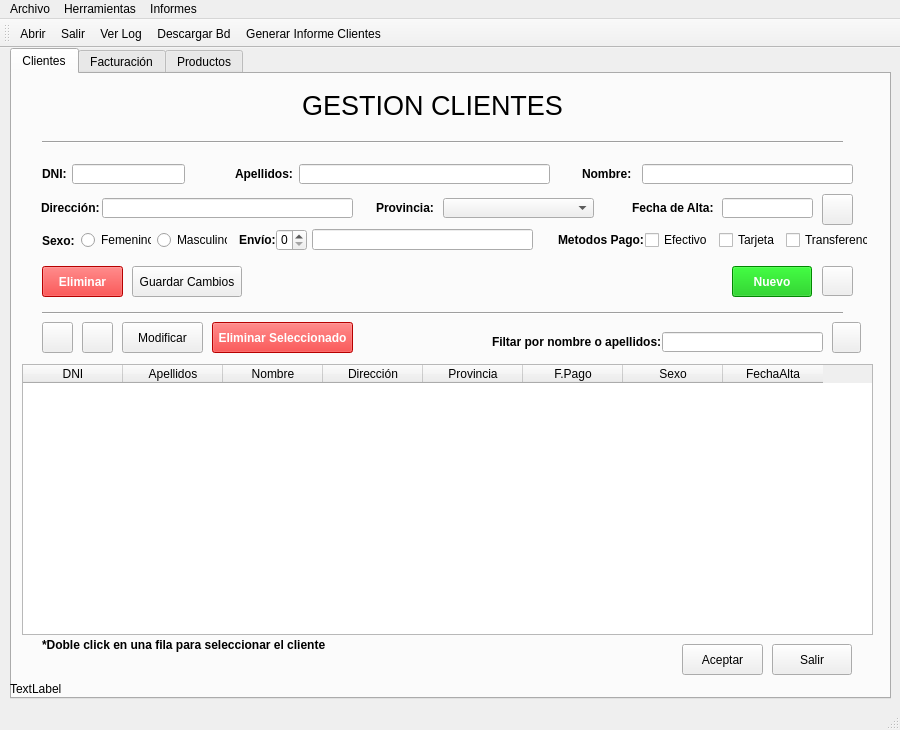
arlumno/DI-ProyectoUI, file UiGestionClientes.ui: the form before one commit.
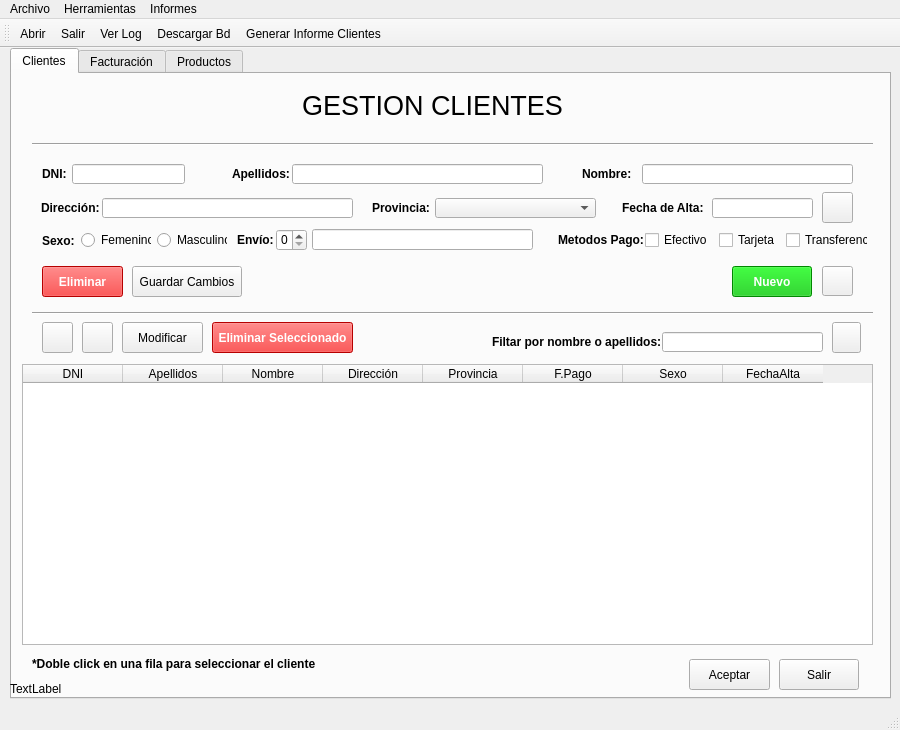
The form after the commit. Icons and pictures are not drawn.

What changed in the file:
```diff
--- a/UiGestionClientes.ui
+++ b/UiGestionClientes.ui
@@ -105,7 +105,7 @@
      <widget class="QLabel" name="label_9">
       <property name="geometry">
        <rect>
-        <x>620</x>
+        <x>610</x>
         <y>126</y>
         <width>81</width>
         <height>16</height>
@@ -124,8 +124,8 @@
      <widget class="QPushButton" name="bSalir">
       <property name="geometry">
        <rect>
-        <x>760</x>
-        <y>570</y>
+        <x>767</x>
+        <y>585</y>
         <width>80</width>
         <height>31</height>
        </rect>
@@ -175,9 +175,9 @@
      <widget class="Line" name="line_2">
       <property name="geometry">
        <rect>
-        <x>30</x>
+        <x>20</x>
         <y>224</y>
-        <width>801</width>
+        <width>841</width>
         <height>30</height>
        </rect>
       </property>
@@ -188,7 +188,7 @@
      <widget class="QLabel" name="label_2">
       <property name="geometry">
        <rect>
-        <x>223</x>
+        <x>220</x>
         <y>92</y>
         <width>61</width>
         <height>16</height>
@@ -236,9 +236,9 @@
      <widget class="QComboBox" name="cbProvincia">
       <property name="geometry">
        <rect>
-        <x>431</x>
+        <x>423</x>
         <y>124</y>
-        <width>151</width>
+        <width>161</width>
         <height>20</height>
        </rect>
       </property>
@@ -289,8 +289,8 @@
      <widget class="QPushButton" name="bAceptar">
       <property name="geometry">
        <rect>
-        <x>670</x>
-        <y>570</y>
+        <x>677</x>
+        <y>585</y>
         <width>81</width>
         <height>31</height>
        </rect>
@@ -361,7 +361,7 @@
       <property name="geometry">
        <rect>
         <x>810</x>
-        <y>120</y>
+        <y>118</y>
         <width>31</width>
         <height>31</height>
        </rect>
@@ -383,9 +383,9 @@
      <widget class="QLineEdit" name="etFechaAlta">
       <property name="geometry">
        <rect>
-        <x>710</x>
+        <x>700</x>
         <y>124</y>
-        <width>91</width>
+        <width>101</width>
         <height>20</height>
        </rect>
       </property>
@@ -396,7 +396,7 @@
      <widget class="QLineEdit" name="etApellido">
       <property name="geometry">
        <rect>
-        <x>287</x>
+        <x>280</x>
         <y>90</y>
         <width>251</width>
         <height>20</height>
@@ -419,10 +419,10 @@
      <widget class="Line" name="line">
       <property name="geometry">
        <rect>
-        <x>30</x>
+        <x>20</x>
         <y>60</y>
-        <width>801</width>
-        <height>16</height>
+        <width>841</width>
+        <height>20</height>
        </rect>
       </property>
       <property name="orientation">
@@ -432,7 +432,7 @@
      <widget class="QLabel" name="label_8">
       <property name="geometry">
        <rect>
-        <x>364</x>
+        <x>360</x>
         <y>126</y>
         <width>61</width>
         <height>16</height>
@@ -454,7 +454,7 @@
         <x>10</x>
         <y>290</y>
         <width>851</width>
-        <height>271</height>
+        <height>281</height>
        </rect>
       </property>
       <property name="editTriggers">
@@ -695,8 +695,8 @@
      <widget class="QLabel" name="label_11">
       <property name="geometry">
        <rect>
-        <x>30</x>
-        <y>561</y>
+        <x>20</x>
+        <y>580</y>
         <width>501</width>
         <height>20</height>
        </rect>
@@ -758,7 +758,7 @@
      <widget class="QLabel" name="label_12">
       <property name="geometry">
        <rect>
-        <x>227</x>
+        <x>225</x>
         <y>158</y>
         <width>41</width>
         <height>16</height>
```
